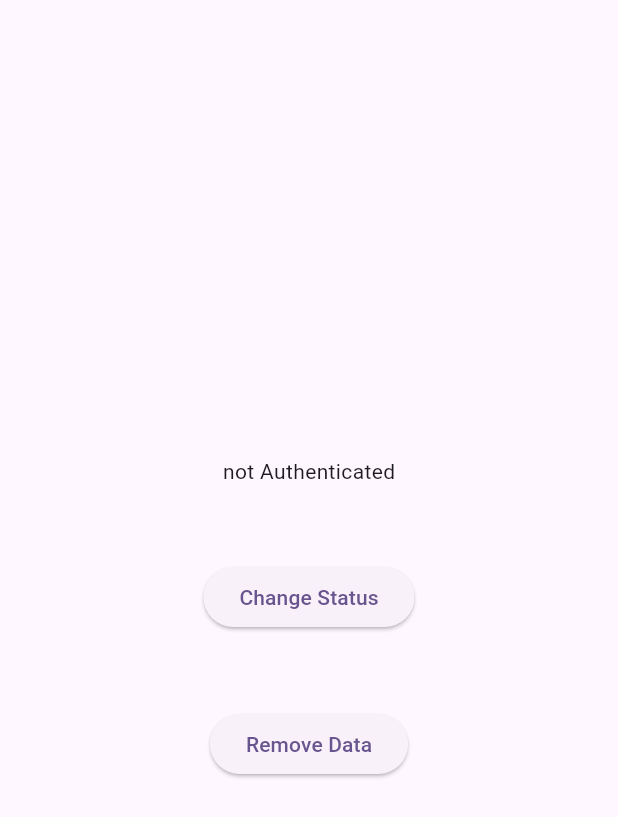
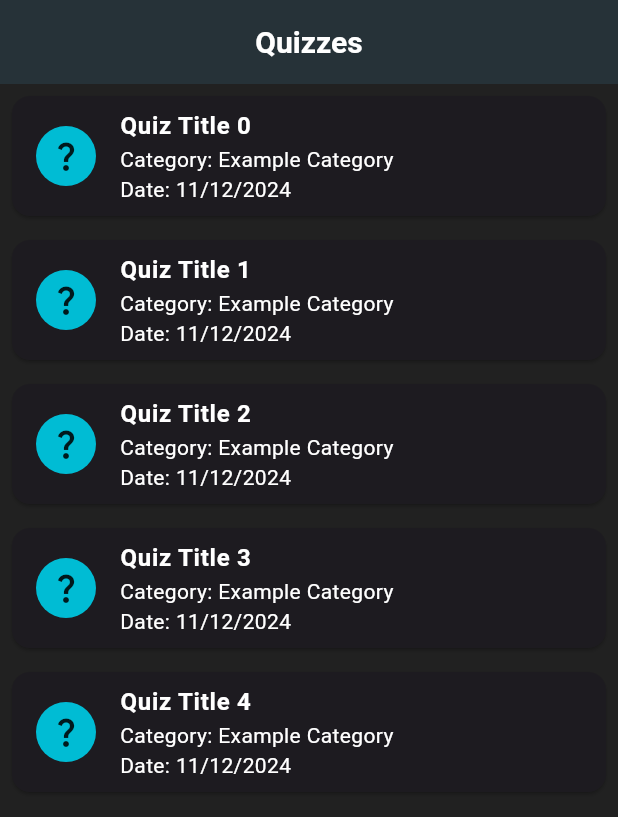
Before and after one commit to Nesri2328/counter_app, a Flutter app: the screen it shows after launch, on a phone screen of 412 x 824 dp. Shown: the top 817 px of the screen. Run offline on Flutter 3.47's test engine with Material 3 defaults, Android fonts, the phone set to English and light mode, and no system bars; our stand-ins replace google_fonts, math_expressions, shared_preferences.

Commit message:
fourth commit

```diff
--- a/lib/main.dart
+++ b/lib/main.dart
@@ -1,126 +1,21 @@
-import 'package:counter_app/localstorage.dart';
 import 'package:flutter/material.dart';
+import 'theme/app_theme.dart';
+import 'screens/quiz_home_screen.dart';
 
 void main() {
-  runApp(const MyApp());
+  runApp(MyApp());
 }
 
 class MyApp extends StatelessWidget {
   const MyApp({super.key});
 
-  // This widget is the root of your application.
   @override
   Widget build(BuildContext context) {
     return MaterialApp(
-      title: 'Flutter Demo',
+      title: 'Magnificent Quiz',
       debugShowCheckedModeBanner: false,
-      theme: ThemeData(
-        // This is the theme of your application.
-        //
-        // TRY THIS: Try running your application with "flutter run". You'll see
-        // the application has a purple toolbar. Then, without quitting the app,
-        // try changing the seedColor in the colorScheme below to Colors.green
-        // and then invoke "hot reload" (save your changes or press the "hot
-        // reload" button in a Flutter-supported IDE, or press "r" if you used
-        // the command line to start the app).
-        //
-        // Notice that the counter didn't reset back to zero; the application
-        // state is not lost during the reload. To reset the state, use hot
-        // restart instead.
-        //
-        // This works for code too, not just values: Most code changes can be
-        // tested with just a hot reload.
-        colorScheme: ColorScheme.fromSeed(seedColor: Colors.deepPurple),
-      ),
-      home: const LocalStorage(),
+      theme: AppTheme.darkTheme, // Enforce the dark theme
+      home: QuizHomeScreen(), // Start at the home screen
     );
   }
 }
-
-class MyHomePage extends StatefulWidget {
-  const MyHomePage({super.key, required this.title});
-
-  // This widget is the home page of your application. It is stateful, meaning
-  // that it has a State object (defined below) that contains fields that affect
-  // how it looks.
-
-  // This class is the configuration for the state. It holds the values (in this
-  // case the title) provided by the parent (in this case the App widget) and
-  // used by the build method of the State. Fields in a Widget subclass are
-  // always marked "final".
-
-  final String title;
-
-  @override
-  State<MyHomePage> createState() => _MyHomePageState();
-}
-
-class _MyHomePageState extends State<MyHomePage> {
-  int _counter = 0;
-
-  void _decrementCounter() {
-    setState(() {
-      // This call to setState tells the Flutter framework that something has
-      // changed in this State, which causes it to rerun the build method below
-      // so that the display can reflect the updated values. If we changed
-      // _counter without calling setState(), then the build method would not be
-      // called again, and so nothing would appear to happen.
-      _counter--;
-    });
-  }
-
-  @override
-  Widget build(BuildContext context) {
-    // This method is rerun every time setState is called, for instance as done
-    // by the _incrementCounter method above.
-    //
-    // The Flutter framework has been optimized to make rerunning build methods
-    // fast, so that you can just rebuild anything that needs updating rather
-    // than having to individually change instances of widgets.
-    return Scaffold(
-      appBar: AppBar(
-        // TRY THIS: Try changing the color here to a specific color (to
-        // Colors.amber, perhaps?) and trigger a hot reload to see the AppBar
-        // change color while the other colors stay the same.
-        backgroundColor: Theme.of(context).colorScheme.inversePrimary,
-        // Here we take the value from the MyHomePage object that was created by
-        // the App.build method, and use it to set our appbar title.
-        title: Text(widget.title),
-      ),
-      body: Center(
-        // Center is a layout widget. It takes a single child and positions it
-        // in the middle of the parent.
-        child: Column(
-          // Column is also a layout widget. It takes a list of children and
-          // arranges them vertically. By default, it sizes itself to fit its
-          // children horizontally, and tries to be as tall as its parent.
-          //
-          // Column has various properties to control how it sizes itself and
-          // how it positions its children. Here we use mainAxisAlignment to
-          // center the children vertically; the main axis here is the vertical
-          // axis because Columns are vertical (the cross axis would be
-          // horizontal).
-          //
-          // TRY THIS: Invoke "debug painting" (choose the "Toggle Debug Paint"
-          // action in the IDE, or press "p" in the console), to see the
-          // wireframe for each widget.
-          mainAxisAlignment: MainAxisAlignment.center,
-          children: <Widget>[
-            const Text('You have pushed the button this many times:'),
-            Text(
-              '$_counter',
-              style: Theme.of(context).textTheme.headlineMedium,
-            ),
-          ],
-        ),
-      ),
-      floatingActionButton: FloatingActionButton(
-        onPressed: _decrementCounter,
-        tooltip: 'decrement',
-        child: const Icon(Icons.remove),
-      ),
-      floatingActionButtonLocation: FloatingActionButtonLocation.startFloat,
-    );
-    // This trailing comma makes auto-formatting nicer for build methods.
-  }
-}
--- /dev/null
+++ b/lib/screens/quiz_home_screen.dart
@@ -0,0 +1,45 @@
+// lib/screens/quiz_home_screen.dart
+import 'package:flutter/material.dart';
+import '../theme/app_theme.dart';
+import 'quiz_screen.dart'; // Import quiz screen
+
+class QuizHomeScreen extends StatelessWidget {
+  const QuizHomeScreen({super.key});
+
+  @override
+  Widget build(BuildContext context) {
+    return Scaffold(
+      appBar: AppBar(title: Text('Quizzes'), centerTitle: true),
+      body: ListView.builder(
+        itemCount: 5, // Replace with actual quiz data length
+        itemBuilder: (context, index) {
+          return Card(
+            margin: EdgeInsets.all(8.0),
+            child: ListTile(
+              leading: CircleAvatar(
+                backgroundColor: AppTheme.accentColor,
+                child: Icon(
+                  Icons.question_mark,
+                  color: AppTheme.darkTextColor,
+                ), // Representing quiz icon
+              ),
+              title: Text(
+                'Quiz Title $index',
+                style: TextStyle(fontWeight: FontWeight.bold),
+              ),
+              subtitle: Text('Category: Example Category\nDate: 11/12/2024'),
+              onTap: () {
+                Navigator.push(
+                  context,
+                  MaterialPageRoute(
+                    builder: (context) => QuizScreen(),
+                  ), // Navigate to the quiz
+                );
+              },
+            ),
+          );
+        },
+      ),
+    );
+  }
+}
--- /dev/null
+++ b/lib/theme/app_theme.dart
@@ -0,0 +1,57 @@
+// lib/theme/app_theme.dart
+import 'package:flutter/material.dart';
+import 'package:google_fonts/google_fonts.dart';
+
+class AppTheme {
+  static Color primaryColor = Color(0xFF263238); // Dark Blue-Grey
+  static Color accentColor = Color(0xFF00BCD4); // Teal
+  static Color correctColor = Color(0xFF4CAF50); // Green
+  static Color incorrectColor = Color(0xFFF44336); // Red
+  static Color lightTextColor = Colors.white;
+  static Color darkTextColor = Colors.black87;
+  static Color cardBackgroundColor = Color(
+    0xFF37474F,
+  ); // Slightly Lighter Blue-Grey
+  static Color optionSelectedColor = Color(
+    0xFF455A64,
+  ); // Even Lighter Blue-Grey
+  static Color quizBackgroundColor = Color(0xFF212121); // Dark Background
+
+  static ThemeData darkTheme = ThemeData(
+    // Only Dark Theme for Visual Fidelity
+    brightness: Brightness.dark,
+    primaryColor: primaryColor,
+    hintColor: accentColor,
+    scaffoldBackgroundColor: quizBackgroundColor, // The Quiz background
+    cardColor: cardBackgroundColor,
+    textTheme: GoogleFonts.robotoTextTheme(
+      ThemeData.dark().textTheme,
+    ).apply(bodyColor: lightTextColor, displayColor: lightTextColor),
+    appBarTheme: AppBarTheme(
+      backgroundColor: primaryColor,
+      titleTextStyle: GoogleFonts.roboto(
+        color: lightTextColor,
+        fontSize: 20,
+        fontWeight: FontWeight.bold,
+      ),
+      iconTheme: IconThemeData(color: lightTextColor),
+    ),
+    elevatedButtonTheme: ElevatedButtonThemeData(
+      style: ElevatedButton.styleFrom(
+        backgroundColor: accentColor,
+        foregroundColor: darkTextColor,
+        textStyle: GoogleFonts.roboto(fontWeight: FontWeight.bold),
+        padding: EdgeInsets.symmetric(horizontal: 30, vertical: 15),
+        shape: RoundedRectangleBorder(borderRadius: BorderRadius.circular(10)),
+      ),
+    ),
+    listTileTheme: ListTileThemeData(
+      textColor: lightTextColor,
+      iconColor: lightTextColor,
+    ),
+  );
+
+  static Color get correctAnswerColor => correctColor;
+
+  static Color get incorrectAnswerColor => incorrectColor;
+}
--- /dev/null
+++ b/lib/widgets/option_card.dart
@@ -0,0 +1 @@
+// TODO Implement this library.
--- a/pubspec.yaml
+++ b/pubspec.yaml
@@ -42,6 +42,12 @@ dependencies:
   google_fonts: ^6.3.0
   get: ^4.7.2
   shared_preferences: ^2.5.3
+  animate_do: ^3.0.2
+  firebase_performance: ^0.11.0
+  confetti: ^0.6.0
+  percent_indicator: ^3.0.0
+  url_launcher: ^6.3.2
+
 
 
 dev_dependencies:
```
Also changed, not shown: lib/models/question.dart (added, +43 -0 lines), lib/providers/quiz_provider.dart (added, +103 -0 lines), lib/screens/quiz_screen.dart (added, +85 -0 lines), lib/screens/result_screen.dart (added, +29 -0 lines), lib/widget/option_card.dart (added, +56 -0 lines), lib/firebase_options.dart (added), pubspec.lock, 5 other files.
